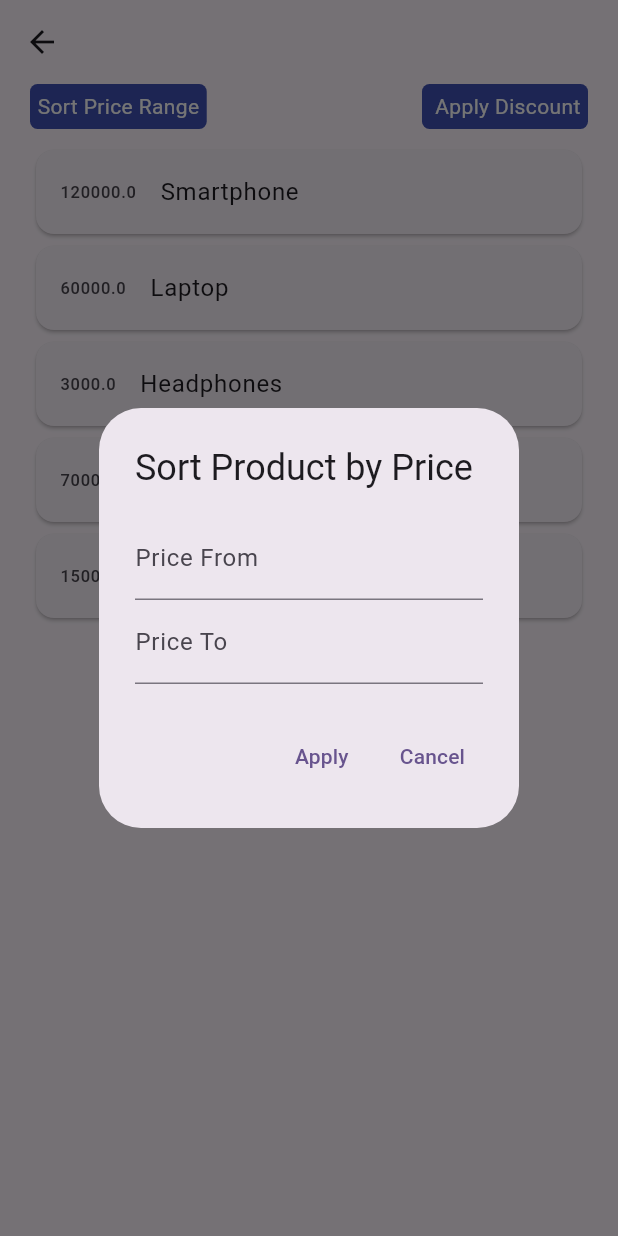
After one commit to hallowcard13/pd_tch_ex, a Flutter app: the ThirdTaskView screen opened directly, after a tap on "Sort Price Range", on a phone screen of 412 x 824 dp. The commit adds this screen. Run offline on Flutter 3.47's test engine with Material 2 defaults, Android fonts, the phone set to English and light mode, and no system bars.

Commit message:
done with the feature

```diff
--- /dev/null
+++ b/lib/models/product_model.dart
@@ -0,0 +1,11 @@
+class ProductModel {
+  final String name;
+  double price;
+  int? discount;
+
+  ProductModel({required this.name, required this.price});
+
+  double get getPrice => price;
+
+  set setPrice(double newPrice) => price = newPrice;
+}
--- /dev/null
+++ b/lib/views/third_task_view.dart
@@ -0,0 +1,208 @@
+import 'package:flutter/material.dart';
+import '../models/product_model.dart';
+
+class ThirdTaskView extends StatefulWidget {
+  const ThirdTaskView({Key? key}) : super(key: key);
+
+  @override
+  State<ThirdTaskView> createState() => _ThirdTaskView();
+}
+
+class _ThirdTaskView extends State<ThirdTaskView> {
+  List<ProductModel> products = [
+    ProductModel(name: 'Smartphone', price: 120000),
+    ProductModel(name: 'Laptop', price: 60000),
+    ProductModel(name: 'Headphones', price: 3000),
+    ProductModel(name: 'Tablet', price: 7000),
+    ProductModel(name: 'Smartwatch', price: 1500)
+  ];
+
+  List<ProductModel> productsAppliedFnc = [];
+  TextEditingController from = TextEditingController();
+  TextEditingController to = TextEditingController();
+  TextEditingController discountInput = TextEditingController();
+
+  void filterProductPrice({required double from, required double to}) {
+    if (productsAppliedFnc.isNotEmpty) {
+      setState(() {
+        productsAppliedFnc = [];
+      });
+    } else {
+      for (var product in products) {
+        if (product.price >= from && product.price <= to) {
+          setState(() {
+            productsAppliedFnc.add(product);
+          });
+        }
+      }
+    }
+  }
+
+  void applyDiscount({required int discount}) {
+    if (productsAppliedFnc.isNotEmpty) {
+      setState(() {
+        productsAppliedFnc = [];
+      });
+    }
+    for (var product in products) {
+      var theDiscount = discount / 100;
+      var newProduct =
+          ProductModel(name: product.name, price: product.price - theDiscount);
+
+      setState(() {
+        productsAppliedFnc.add(newProduct);
+      });
+      print(product.getPrice);
+    }
+  }
+
+  List<ProductModel> getProduct() {
+    return productsAppliedFnc.isEmpty ? products : productsAppliedFnc;
+  }
+
+  @override
+  Widget build(context) {
+    return Scaffold(
+        appBar: AppBar(automaticallyImplyLeading: true),
+        body: SingleChildScrollView(
+          child: Container(
+            padding: EdgeInsets.symmetric(horizontal: 20.0),
+            child: Column(children: [
+              Container(
+                  margin: EdgeInsets.only(bottom: 10.0),
+                  child: Row(
+                    mainAxisAlignment: MainAxisAlignment.spaceBetween,
+                    children: [
+                      GestureDetector(
+                        onTap: () {
+                          showDialog<void>(
+                            context: context,
+                            barrierDismissible: false, // user must tap button!
+                            builder: (BuildContext context) {
+                              return AlertDialog(
+                                title: const Text('Sort Product by Price'),
+                                content: SingleChildScrollView(
+                                    child: Form(
+                                  child: ListBody(
+                                    children: <Widget>[
+                                      TextField(
+                                        decoration: const InputDecoration(
+                                            labelText: 'Price From'),
+                                        keyboardType: TextInputType.number,
+                                        controller: from,
+                                      ),
+                                      TextField(
+                                        decoration: const InputDecoration(
+                                            labelText: 'Price To'),
+                                        keyboardType: TextInputType.number,
+                                        controller: to,
+                                      ),
+                                    ],
+                                  ),
+                                )),
+                                actions: <Widget>[
+                                  TextButton(
+                                    child: const Text('Apply'),
+                                    onPressed: () {
+                                      filterProductPrice(
+                                          from: double.parse(from.text),
+                                          to: double.parse(to.text));
+                                      Navigator.of(context).pop();
+                                    },
+                                  ),
+                                  TextButton(
+                                    child: const Text('Cancel'),
+                                    onPressed: () {
+                                      Navigator.of(context).pop();
+                                    },
+                                  ),
+                                ],
+                              );
+                            },
+                          );
+                        },
+                        child: Container(
+                          padding: EdgeInsets.all(5.0),
+                          child: Text(
+                            'Sort Price Range',
+                            style: TextStyle(color: Colors.white),
+                          ),
+                          decoration: BoxDecoration(
+                              borderRadius: BorderRadius.circular(5.0),
+                              color: Colors.indigo),
+                        ),
+                      ),
+                      GestureDetector(
+                        onTap: () {
+                          showDialog<void>(
+                            context: context,
+                            barrierDismissible: false, // user must tap button!
+                            builder: (BuildContext context) {
+                              return AlertDialog(
+                                title: const Text('Apply discount'),
+                                content: SingleChildScrollView(
+                                    child: Form(
+                                  child: ListBody(
+                                    children: <Widget>[
+                                      TextField(
+                                        decoration: const InputDecoration(
+                                            labelText: 'Discount'),
+                                        keyboardType: TextInputType.number,
+                                        controller: discountInput,
+                                      ),
+                                    ],
+                                  ),
+                                )),
+                                actions: <Widget>[
+                                  TextButton(
+                                    child: const Text('Apply'),
+                                    onPressed: () {
+                                      applyDiscount(
+                                          discount:
+                                              int.parse(discountInput.text));
+                                      Navigator.of(context).pop();
+                                    },
+                                  ),
+                                  TextButton(
+                                    child: const Text('Cancel'),
+                                    onPressed: () {
+                                      Navigator.of(context).pop();
+                                    },
+                                  ),
+                                ],
+                              );
+                            },
+                          );
+                        },
+                        child: Container(
+                          padding: EdgeInsets.all(5.0),
+                          child: Text(
+                            ' Apply Discount',
+                            style: TextStyle(color: Colors.white),
+                          ),
+                          decoration: BoxDecoration(
+                              borderRadius: BorderRadius.circular(5.0),
+                              color: Colors.indigo),
+                        ),
+                      )
+                    ],
+                  )),
+              Container(
+                height: 800.0,
+                child: ListView.builder(
+                  itemBuilder: (context, index) {
+                    return Card(
+                      child: ListTile(
+                        leading: Text(getProduct()[index].getPrice.toString()),
+                        title: Text(getProduct()[index].name),
+                      ),
+                    );
+                  },
+                  itemCount: getProduct().length,
+                ),
+              )
+            ]),
+          ),
+        ));
+  }
+}
```
Also changed, not shown: lib/views/main_screen_view.dart (+5 -2 lines).
